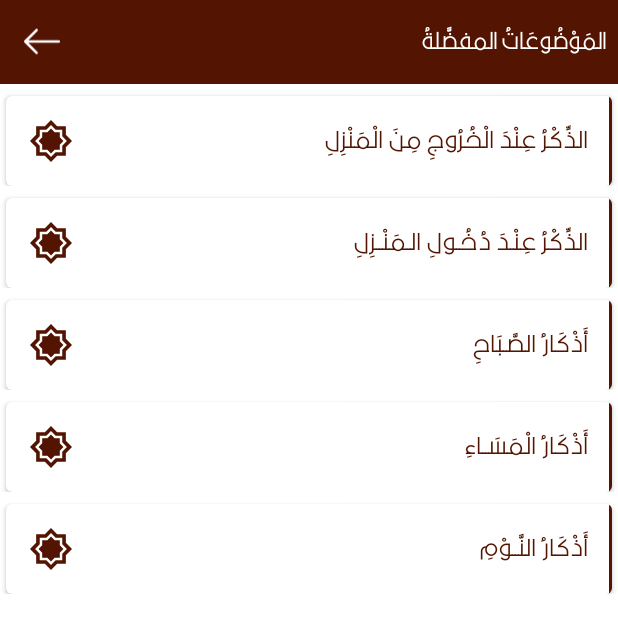
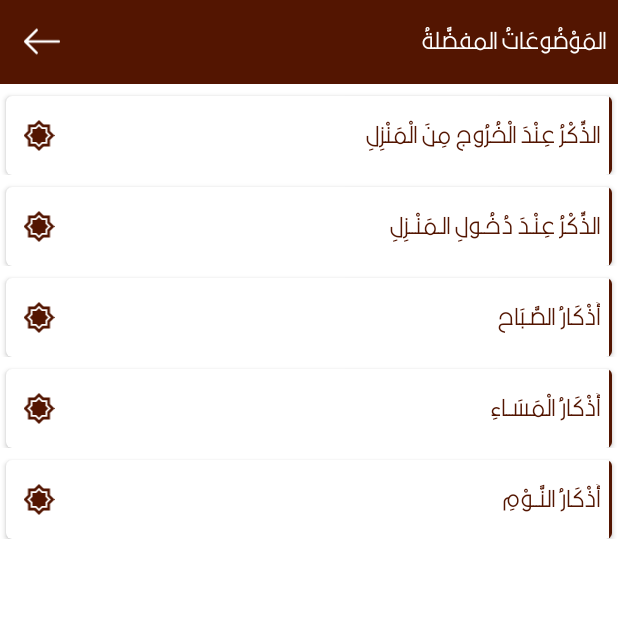
Before and after one commit to zia-shaadoow/HesnAl-Muslim, an Android app: the FavoriteAthkarActivity screen opened directly, with no data from a screen before it, on a phone screen of 412 x 824 dp. Shown: the top 633 px of the screen. Run offline under Robolectric (Android 15) with nearby library versions, the phone set to English and light mode, and no system bars; our stand-ins replace Room's generated code.

Commit message:
fixing home item bug

```diff
--- a/app/src/main/java/com/example/hesnalmuslimclone/database/AppDatabase.java
+++ b/app/src/main/java/com/example/hesnalmuslimclone/database/AppDatabase.java
@@ -15,7 +15,8 @@ public abstract class AppDatabase extends RoomDatabase {
     public abstract HesnDao getHesnDao();
     public static AppDatabase getDatabase(Context context){
         if (DATABASE == null){
-            DATABASE = Room.databaseBuilder(context, AppDatabase.class, "hesnalmuslim").build();
+            DATABASE = Room.databaseBuilder(context, AppDatabase.class, "hesnalmuslim")
+                    .build();
         }
         return DATABASE;
     }
--- a/app/src/main/java/com/example/hesnalmuslimclone/helper/BaseApplication.java
+++ b/app/src/main/java/com/example/hesnalmuslimclone/helper/BaseApplication.java
@@ -3,6 +3,8 @@ package com.example.hesnalmuslimclone.helper;
 import android.app.Application;
 import android.content.Context;
 import android.util.Log;
+
+import androidx.room.Room;
 
 import com.example.hesnalmuslimclone.database.AppDatabase;
 import com.example.hesnalmuslimclone.database.HesnDao;
--- a/app/src/main/res/layout/category_item.xml
+++ b/app/src/main/res/layout/category_item.xml
@@ -19,34 +19,40 @@
         app:layout_constraintTop_toTopOf="parent">
 
 <!--        android:background="#B4F8F6F0"-->
-        <FrameLayout
+        <LinearLayout
             android:layout_width="match_parent"
-            android:padding="16dp"
+            android:paddingTop="16dp"
+            android:paddingBottom="16dp"
+            android:paddingStart="8dp"
+            android:paddingEnd="8dp"
+            android:orientation="horizontal"
+            android:gravity="center"
             android:layout_height="match_parent">
 
             <ImageView
                 android:id="@+id/favoriteImageView"
                 android:layout_width="28dp"
-                android:layout_height="28dp"
+                android:layout_height="match_parent"
+                android:layout_marginEnd="8dp"
                 android:layout_gravity="start"
                 />
 
             <TextView
                 android:id="@+id/categoryNameTextView"
-                android:layout_width="wrap_content"
-                android:layout_height="match_parent"
-                android:gravity="center|end"
+                android:layout_width="0dp"
+                android:layout_weight="1"
+                android:layout_height="wrap_content"
+                android:gravity="center|start"
                 android:layout_gravity="end"
                 android:fontFamily="@font/hakem_font"
                 android:textStyle="bold"
                 android:textColor="@color/basic"
-                android:textScaleX="1.09"
                 android:textSize="14sp"
-                tools:text="أَذْكَارُ الاسْـتِيقَاظِ مِنَ النَّـومِ" />
+                tools:text="أَذْكَارُ  مِنَ النَّـومِ" />
 
 
 
-        </FrameLayout>
+        </LinearLayout>
         <ImageView
             android:layout_width="2dp"
             android:layout_height="match_parent"
```
